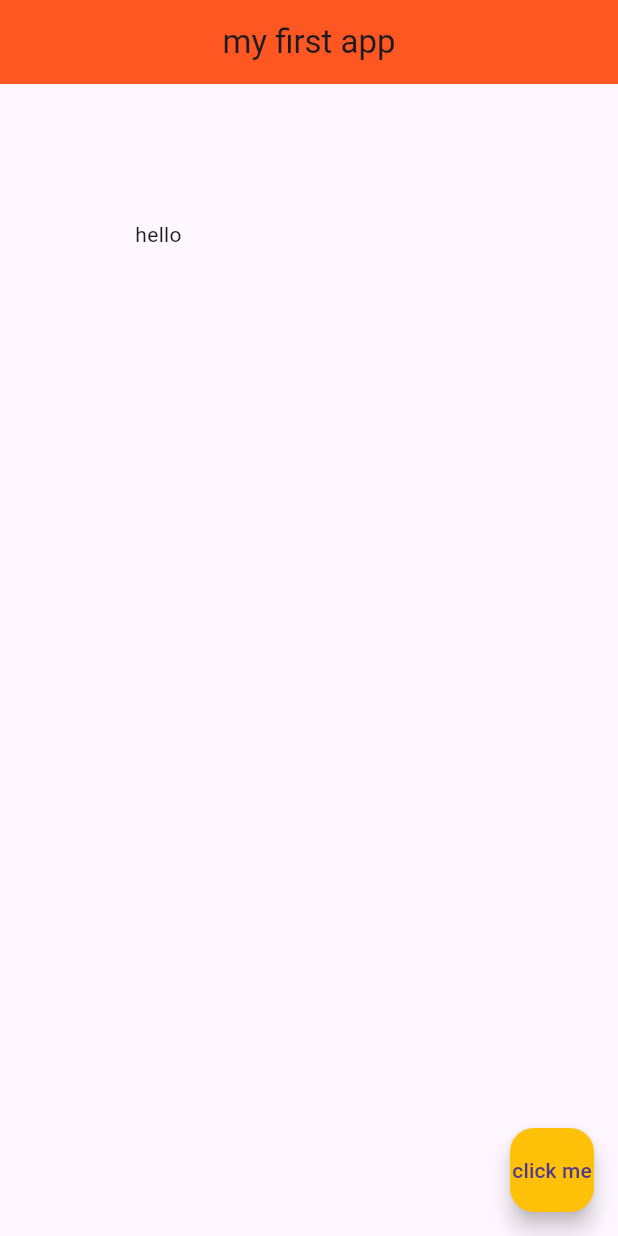
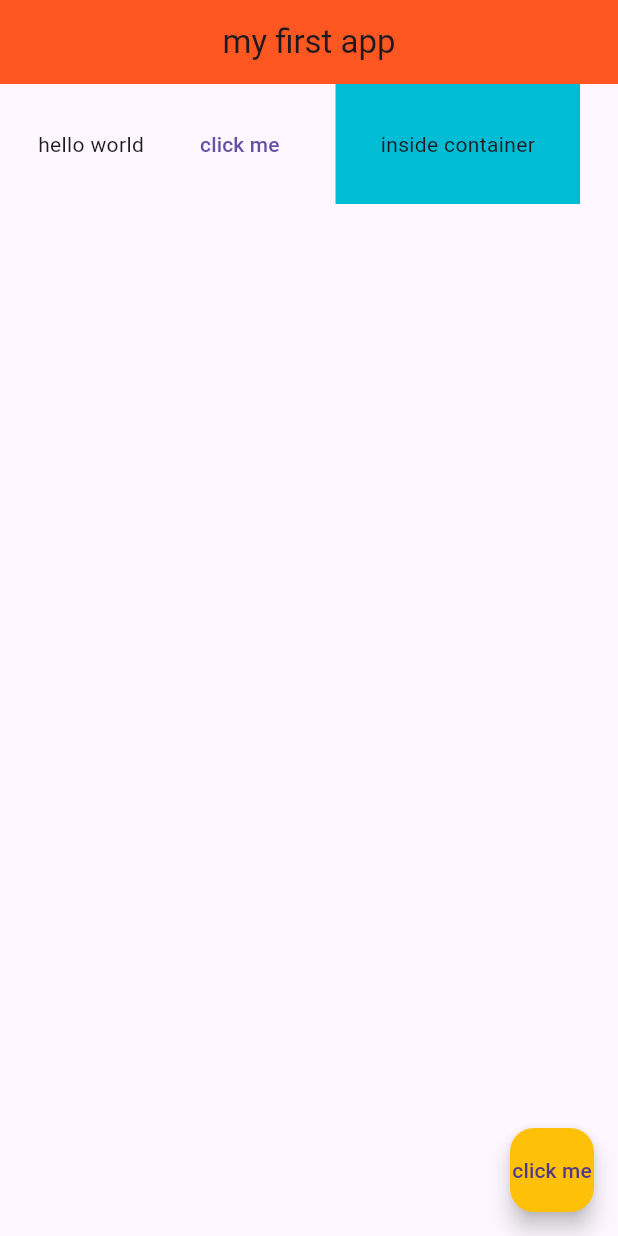
Before and after one commit to better-adapted/flutter_app_demo, a Flutter app: the screen it shows after launch, on a phone screen of 412 x 824 dp. Run offline on Flutter 3.47's test engine with Material 3 defaults, Android fonts, the phone set to English and light mode, and no system bars.

Commit message:
first part for row demo

```diff
--- a/lib/main.dart
+++ b/lib/main.dart
@@ -16,8 +16,20 @@ class Home extends StatelessWidget {
         centerTitle: true,
         backgroundColor: Colors.deepOrange,
       ),
-      body: Padding(padding: EdgeInsets.all(90.0),
-      child: Text('hello'),
+      body: Row(
+        mainAxisAlignment: MainAxisAlignment.spaceEvenly,
+        children: <Widget>[
+          Text('hello world'),
+          TextButton(
+            onPressed: () {},
+            child: Text('click me'),
+          ),
+          Container(
+            color: Colors.cyan,
+            padding: EdgeInsets.all(30.0),
+            child: Text('inside container'),
+          ),
+        ]
       ),
       floatingActionButton: FloatingActionButton(onPressed: () {},child: Text('click me'),backgroundColor: Colors.amber),
     );
```
